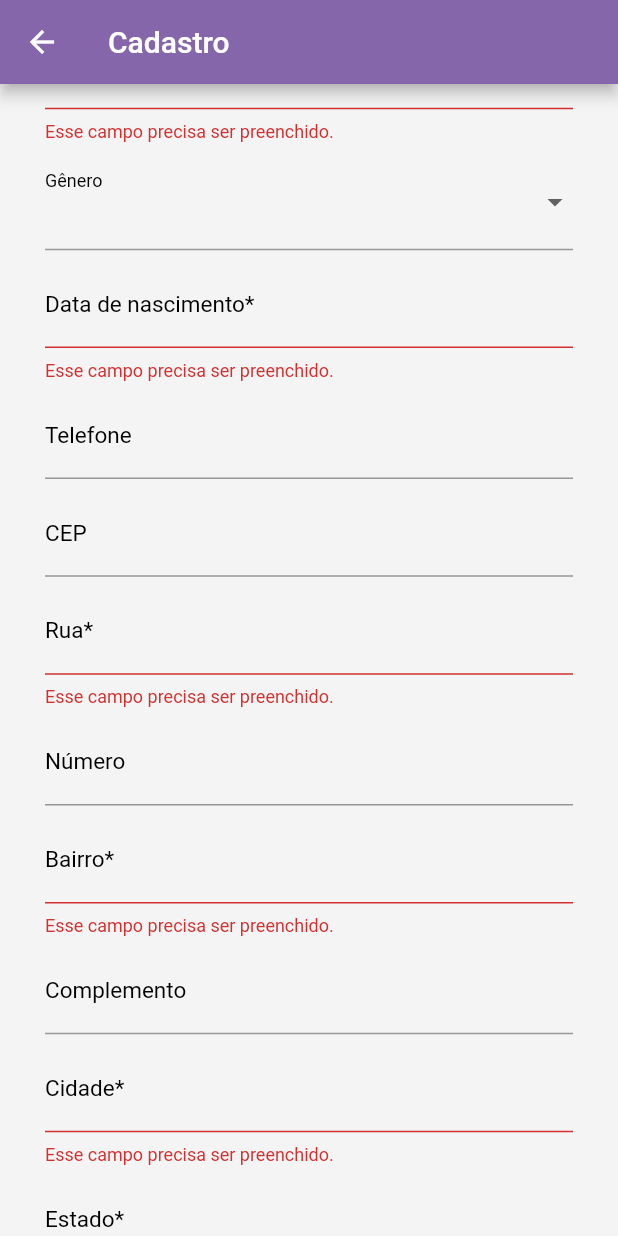
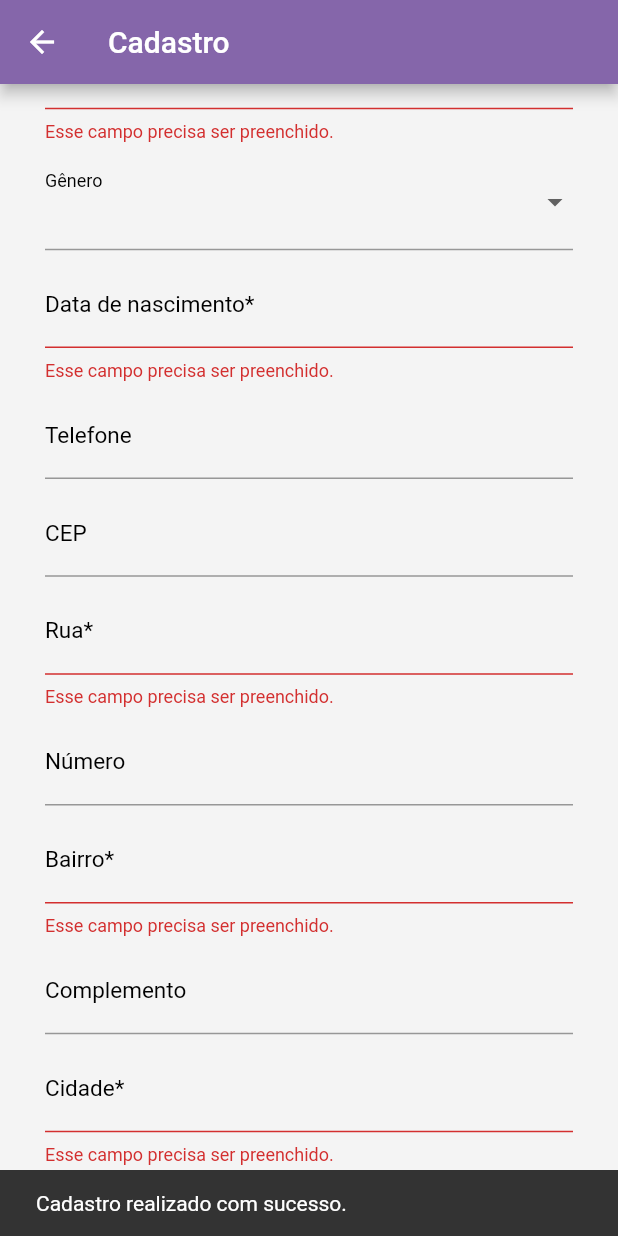
Before and after one commit to marianaalucena/ClubeWinx_frontend, a Flutter app: the RegisterPage screen opened directly, scrolled down 320 dp, after a tap on "CADASTRAR", on a phone screen of 412 x 824 dp. Run offline on Flutter 3.47's test engine with Material 2 defaults, Android fonts, the phone set to English and light mode, and no system bars.

Commit message:
Adiçao de mensagem de confirmaçao do cadastro

```diff
--- a/homemate/lib/RegisterPage.dart
+++ b/homemate/lib/RegisterPage.dart
@@ -178,6 +178,7 @@ class _RegisterPageState extends State<RegisterPage> {
   }
 
   void _showRegisterConfirmation() async {
+    if (_autoValidate == false) {
       return showDialog(
           context: context,
           builder: (param) {
@@ -214,6 +215,7 @@ class _RegisterPageState extends State<RegisterPage> {
             );
           }
       );
+    }
   }
 
   void _showRegisterQuitMessage() async {
@@ -507,9 +509,10 @@ class _RegisterPageState extends State<RegisterPage> {
                   ),
                   onPressed: () {
                     _validateInputs();
-                    if (_autoValidate == false) {
                     _showRegisterConfirmation();
-                    }
+                    ScaffoldMessenger.of(context)
+                      ..removeCurrentSnackBar()
+                      ..showSnackBar(SnackBar(content: Text("Cadastro realizado com sucesso.")));
                   },
                   child: Padding(
                     padding: const EdgeInsets.symmetric(vertical: 15.0),
```
Also changed, not shown: homemate/pubspec.lock. Lines whose indentation alone changed are shown as unchanged.
